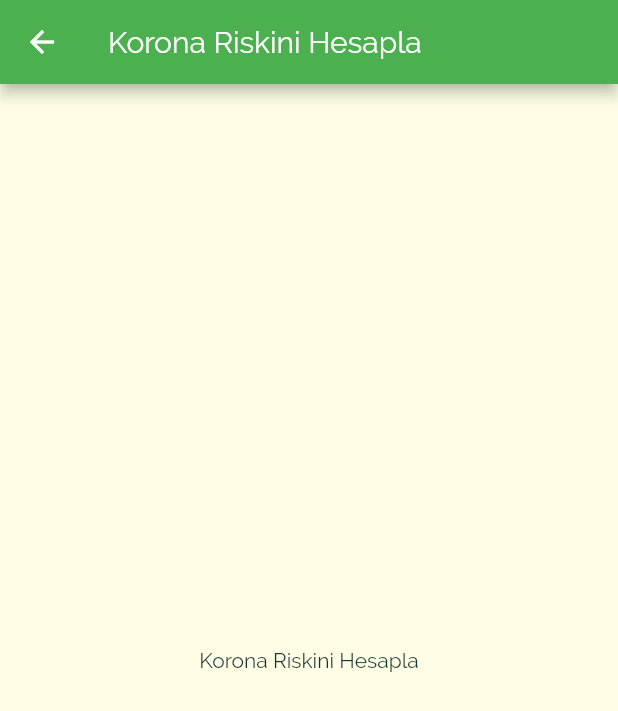
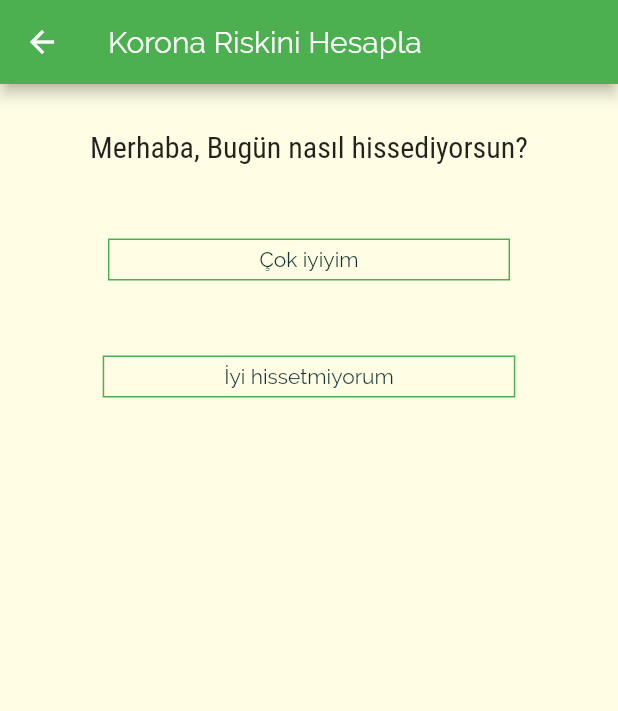
Before and after one commit to BIL-496-Bitirme-Projesi-Grup-X/Aid-Assist-Frontend, a Flutter app: the screen it shows after launch, after a tap on "Korona Riskini Hesapla", on a phone screen of 412 x 824 dp. Shown: the top 711 px of the screen. Run offline on Flutter 3.47's test engine with Material 2 defaults, Android fonts, the light colour scheme and no system bars; network calls fail.

Commit message:
Corona risk calculation screens are added.

```diff
--- a/lib/main.dart
+++ b/lib/main.dart
@@ -25,7 +25,6 @@ class MyApp extends StatelessWidget {
             headline6: TextStyle(
               fontSize: 20,
               fontFamily: 'RobotoCondensed',
-              fontWeight: FontWeight.bold,
             )),
       ),
       initialRoute: '/',
--- a/lib/screens/calculate_corona_risk_screen.dart
+++ b/lib/screens/calculate_corona_risk_screen.dart
@@ -1,12 +1,53 @@
+import 'package:aid_assist/screens/calculate_corona_risk_no_symptom_screen.dart';
+import 'package:aid_assist/screens/calculate_corona_risk_with_symptom_screen.dart';
 import 'package:flutter/material.dart';
 
 class CalculateCoronaRiskScreen extends StatelessWidget {
   @override
   Widget build(BuildContext context) {
     return Scaffold(
-        appBar: AppBar(title: Text("Korona Riskini Hesapla")),
-        body: Center(
-          child: Text("Korona Riskini Hesapla"),
-        ));
+      appBar: AppBar(title: Text("Korona Riskini Hesapla")),
+      body: Column(children: <Widget>[
+        SizedBox(
+          height: 30,
+        ),
+        Center(
+          child: Text(
+            "Merhaba, Bugün nasıl hissediyorsun?",
+            style: Theme.of(context).textTheme.headline6,
+          ),
+        ),
+        new Container(
+          margin: const EdgeInsets.only(top: 50.0),
+          padding: const EdgeInsets.symmetric(vertical: 5, horizontal: 100),
+          decoration: BoxDecoration(border: Border.all(color: Colors.green)),
+          child: new GestureDetector(
+            onTap: () => {
+              Navigator.pushReplacement(
+                  context,
+                  MaterialPageRoute(
+                    builder: (context) => CalculateCoronaRiskNoSymptomScreen(),
+                  ))
+            },
+            child: Text("Çok iyiyim"),
+          ),
+        ),
+        new Container(
+            margin: const EdgeInsets.only(top: 50.0),
+            padding: const EdgeInsets.symmetric(vertical: 5, horizontal: 80),
+            decoration: BoxDecoration(border: Border.all(color: Colors.green)),
+            child: new GestureDetector(
+              onTap: () => {
+                Navigator.pushReplacement(
+                    context,
+                    MaterialPageRoute(
+                      builder: (context) =>
+                          CalculateCoronaRiskWithSymptomScreen(),
+                    ))
+              },
+              child: Text("İyi hissetmiyorum"),
+            )),
+      ]),
+    );
   }
 }
```
Also changed, not shown: lib/screens/calculate_corona_risk_no_symptom_screen.dart (added, +31 -0 lines), lib/screens/calculate_corona_risk_with_symptom_screen.dart (added, +161 -0 lines).
